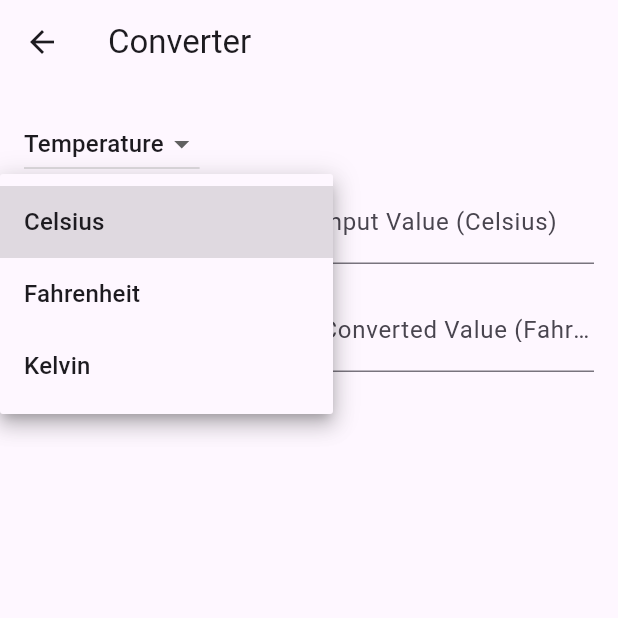
After one commit to ichlasul6702201056/trial1, a Flutter app: the CustomDrawer screen opened by its route, after a tap on "Converter", after a tap on "Celsius", on a phone screen of 412 x 824 dp, the top half of it. The commit adds this screen. Run offline on Flutter 3.47's test engine with Material 3 defaults, Android fonts, the phone set to English and light mode, and no system bars; our stand-ins replace cloud_firestore, firebase_auth, firebase_core, flutter_secure_storage, go_router, math_expressions and 1 more; accounts and stored records are empty.

Commit message:
add konverter

```diff
--- a/lib/components/custom_drawer.dart
+++ b/lib/components/custom_drawer.dart
@@ -44,6 +44,14 @@ class CustomDrawer extends StatelessWidget {
             },
           ),
           ListTile(
+            leading: Icon(Icons.view_comfy_alt_rounded),
+            title: Text('Converter'),
+            onTap: () {
+              Navigator.of(context).pop();
+              context.replace('/converter');
+            },
+          ),
+          ListTile(
             leading: Icon(Icons.contacts_rounded),
             title: Text('Contact'),
             onTap: () {
--- a/lib/main.dart
+++ b/lib/main.dart
@@ -9,6 +9,7 @@ import 'package:trial1/screens/calculator/calc_home.dart';
 import 'package:trial1/screens/chat/chat_home.dart';
 import 'package:trial1/screens/common/login.dart';
 import 'package:trial1/screens/contact/contact_home.dart';
+import 'package:trial1/screens/converter/converter_home.dart';
 import 'package:trial1/screens/login/login_main.dart';
 import 'package:trial1/screens/setting.dart';
 import 'package:trial1/screens/vid/vid_home.dart';
@@ -110,6 +111,14 @@ final GoRouter _router = GoRouter(
           },
         ),
 
+        // converter
+        GoRoute(
+          path: 'converter',
+          builder: (BuildContext context, GoRouterState state) {
+            return ConverterHome();
+          },
+        ),
+
         // contact
         GoRoute(
           path: 'contact',
--- a/lib/screens/chat/chat_home.dart
+++ b/lib/screens/chat/chat_home.dart
@@ -71,7 +71,8 @@ class _ChatHomeState extends State<ChatHome> {
       try {
         await _firestore.collection('chat').add({
           'content': _controller.text,
-          'sender': user.uid,
+          // 'sender': user.uid,
+          'sender': "anonymous",
           'time': FieldValue.serverTimestamp(),
         });
         _controller.clear();
--- /dev/null
+++ b/lib/screens/converter/converter_home.dart
@@ -0,0 +1,306 @@
+import 'package:flutter/material.dart';
+
+class ConverterHome extends StatefulWidget {
+  const ConverterHome({Key? key}) : super(key: key);
+
+  @override
+  _ConverterHomeState createState() => _ConverterHomeState();
+}
+
+class _ConverterHomeState extends State<ConverterHome> {
+  String _conversionType = 'Temperature';
+  String _fromUnit = 'Celsius';
+  String _toUnit = 'Fahrenheit';
+  double _inputValue = 0.0;
+  double _convertedValue = 0.0;
+
+  final List<String> _temperatureUnits = ['Celsius', 'Fahrenheit', 'Kelvin'];
+  final List<String> _currencyUnits = ['USD', 'EUR', 'GBP', 'JPY', 'IDR'];
+  final TextEditingController _inputController = TextEditingController();
+  final TextEditingController _outputController = TextEditingController();
+
+  void _convert({bool isInput = true}) {
+    setState(() {
+      if (_conversionType == 'Temperature') {
+        if (isInput) {
+          if (_fromUnit == 'Celsius') {
+            if (_toUnit == 'Fahrenheit') {
+              _convertedValue = (_inputValue * 9 / 5) + 32;
+            } else if (_toUnit == 'Kelvin') {
+              _convertedValue = _inputValue + 273.15;
+            }
+          } else if (_fromUnit == 'Fahrenheit') {
+            if (_toUnit == 'Celsius') {
+              _convertedValue = (_inputValue - 32) * 5 / 9;
+            } else if (_toUnit == 'Kelvin') {
+              _convertedValue = (_inputValue - 32) * 5 / 9 + 273.15;
+            }
+          } else if (_fromUnit == 'Kelvin') {
+            if (_toUnit == 'Celsius') {
+              _convertedValue = _inputValue - 273.15;
+            } else if (_toUnit == 'Fahrenheit') {
+              _convertedValue = (_inputValue - 273.15) * 9 / 5 + 32;
+            }
+          }
+          _outputController.text = _convertedValue.toString();
+        } else {
+          if (_toUnit == 'Celsius') {
+            if (_fromUnit == 'Fahrenheit') {
+              _inputValue = (_convertedValue - 32) * 5 / 9;
+            } else if (_fromUnit == 'Kelvin') {
+              _inputValue = _convertedValue - 273.15;
+            }
+          } else if (_toUnit == 'Fahrenheit') {
+            if (_fromUnit == 'Celsius') {
+              _inputValue = (_convertedValue * 9 / 5) + 32;
+            } else if (_fromUnit == 'Kelvin') {
+              _inputValue = (_convertedValue - 273.15) * 9 / 5 + 32;
+            }
+          } else if (_toUnit == 'Kelvin') {
+            if (_fromUnit == 'Celsius') {
+              _inputValue = _convertedValue + 273.15;
+            } else if (_fromUnit == 'Fahrenheit') {
+              _inputValue = (_convertedValue - 32) * 5 / 9 + 273.15;
+            }
+          }
+          _inputController.text = _inputValue.toString();
+        }
+      } else if (_conversionType == 'Currency') {
+        if (isInput) {
+          if (_fromUnit == 'USD') {
+            if (_toUnit == 'EUR') {
+              _convertedValue = _inputValue * 0.85; // Example conversion rate
+            } else if (_toUnit == 'GBP') {
+              _convertedValue = _inputValue * 0.75; // Example conversion rate
+            } else if (_toUnit == 'JPY') {
+              _convertedValue = _inputValue * 110.0; // Example conversion rate
+            } else if (_toUnit == 'IDR') {
+              _convertedValue =
+                  _inputValue * 14200.0; // Example conversion rate
+            }
+          } else if (_fromUnit == 'EUR') {
+            if (_toUnit == 'USD') {
+              _convertedValue = _inputValue * 1.18; // Example conversion rate
+            } else if (_toUnit == 'GBP') {
+              _convertedValue = _inputValue * 0.88; // Example conversion rate
+            } else if (_toUnit == 'JPY') {
+              _convertedValue = _inputValue * 129.53; // Example conversion rate
+            } else if (_toUnit == 'IDR') {
+              _convertedValue =
+                  _inputValue * 16700.0; // Example conversion rate
+            }
+          } else if (_fromUnit == 'GBP') {
+            if (_toUnit == 'USD') {
+              _convertedValue = _inputValue * 1.33; // Example conversion rate
+            } else if (_toUnit == 'EUR') {
+              _convertedValue = _inputValue * 1.14; // Example conversion rate
+            } else if (_toUnit == 'JPY') {
+              _convertedValue = _inputValue * 147.32; // Example conversion rate
+            } else if (_toUnit == 'IDR') {
+              _convertedValue =
+                  _inputValue * 19000.0; // Example conversion rate
+            }
+          } else if (_fromUnit == 'JPY') {
+            if (_toUnit == 'USD') {
+              _convertedValue = _inputValue * 0.0091; // Example conversion rate
+            } else if (_toUnit == 'EUR') {
+              _convertedValue = _inputValue * 0.0077; // Example conversion rate
+            } else if (_toUnit == 'GBP') {
+              _convertedValue = _inputValue * 0.0068; // Example conversion rate
+            } else if (_toUnit == 'IDR') {
+              _convertedValue = _inputValue * 130.0; // Example conversion rate
+            }
+          } else if (_fromUnit == 'IDR') {
+            if (_toUnit == 'USD') {
+              _convertedValue =
+                  _inputValue * 0.000070; // Example conversion rate
+            } else if (_toUnit == 'EUR') {
+              _convertedValue =
+                  _inputValue * 0.000060; // Example conversion rate
+            } else if (_toUnit == 'GBP') {
+              _convertedValue =
+                  _inputValue * 0.000053; // Example conversion rate
+            } else if (_toUnit == 'JPY') {
+              _convertedValue = _inputValue * 0.0077; // Example conversion rate
+            }
+          }
+          _outputController.text = _convertedValue.toString();
+        } else {
+          if (_toUnit == 'USD') {
+            if (_fromUnit == 'EUR') {
+              _inputValue = _convertedValue / 0.85; // Example conversion rate
+            } else if (_fromUnit == 'GBP') {
+              _inputValue = _convertedValue / 0.75; // Example conversion rate
+            } else if (_fromUnit == 'JPY') {
+              _inputValue = _convertedValue / 110.0; // Example conversion rate
+            } else if (_fromUnit == 'IDR') {
+              _inputValue =
+                  _convertedValue / 14200.0; // Example conversion rate
+            }
+          } else if (_toUnit == 'EUR') {
+            if (_fromUnit == 'USD') {
+              _inputValue = _convertedValue / 1.18; // Example conversion rate
+            } else if (_fromUnit == 'GBP') {
+              _inputValue = _convertedValue / 0.88; // Example conversion rate
+            } else if (_fromUnit == 'JPY') {
+              _inputValue = _convertedValue / 129.53; // Example conversion rate
+            } else if (_fromUnit == 'IDR') {
+              _inputValue =
+                  _convertedValue / 16700.0; // Example conversion rate
+            }
+          } else if (_toUnit == 'GBP') {
+            if (_fromUnit == 'USD') {
+              _inputValue = _convertedValue / 1.33; // Example conversion rate
+            } else if (_fromUnit == 'EUR') {
+              _inputValue = _convertedValue / 1.14; // Example conversion rate
+            } else if (_fromUnit == 'JPY') {
+              _inputValue = _convertedValue / 147.32; // Example conversion rate
+            } else if (_fromUnit == 'IDR') {
+              _inputValue =
+                  _convertedValue / 19000.0; // Example conversion rate
+            }
+          } else if (_toUnit == 'JPY') {
+            if (_fromUnit == 'USD') {
+              _inputValue = _convertedValue / 0.0091; // Example conversion rate
+            } else if (_fromUnit == 'EUR') {
+              _inputValue = _convertedValue / 0.0077; // Example conversion rate
+            } else if (_fromUnit == 'GBP') {
+              _inputValue = _convertedValue / 0.0068; // Example conversion rate
+            } else if (_fromUnit == 'IDR') {
+              _inputValue = _convertedValue / 130.0; // Example conversion rate
+            }
+          } else if (_toUnit == 'IDR') {
+            if (_fromUnit == 'USD') {
+              _inputValue =
+                  _convertedValue / 0.000070; // Example conversion rate
+            } else if (_fromUnit == 'EUR') {
+              _inputValue =
+                  _convertedValue / 0.000060; // Example conversion rate
+            } else if (_fromUnit == 'GBP') {
+              _inputValue =
+                  _convertedValue / 0.000053; // Example conversion rate
+            } else if (_fromUnit == 'JPY') {
+              _inputValue = _convertedValue / 0.0077; // Example conversion rate
+            }
+          }
+          _inputController.text = _inputValue.toString();
+        }
+      }
+    });
+  }
+
+  @override
+  Widget build(BuildContext context) {
+    return Scaffold(
+      appBar: AppBar(
+        title: Text('Converter'),
+      ),
+      body: Padding(
+        padding: const EdgeInsets.all(16.0),
+        child: Column(
+          crossAxisAlignment: CrossAxisAlignment.start,
+          children: [
+            DropdownButton<String>(
+              value: _conversionType,
+              onChanged: (String? newValue) {
+                setState(() {
+                  _conversionType = newValue!;
+                  _fromUnit =
+                      _conversionType == 'Temperature' ? 'Celsius' : 'USD';
+                  _toUnit =
+                      _conversionType == 'Temperature' ? 'Fahrenheit' : 'EUR';
+                  _inputController.clear();
+                  _outputController.clear();
+                });
+              },
+              items: <String>['Temperature', 'Currency']
+                  .map<DropdownMenuItem<String>>((String value) {
+                return DropdownMenuItem<String>(
+                  value: value,
+                  child: Text(value),
+                );
+              }).toList(),
+            ),
+            Row(
+              children: [
+                Expanded(
+                  child: DropdownButton<String>(
+                    value: _fromUnit,
+                    onChanged: (String? newValue) {
+                      setState(() {
+                        _fromUnit = newValue!;
+                        _inputController.clear();
+                        _outputController.clear();
+                      });
+                    },
+                    items: (_conversionType == 'Temperature'
+                            ? _temperatureUnits
+                            : _currencyUnits)
+                        .map<DropdownMenuItem<String>>((String value) {
+                      return DropdownMenuItem<String>(
+                        value: value,
+                        child: Text(value),
+                      );
+                    }).toList(),
+                  ),
+                ),
+                SizedBox(width: 16),
+                Expanded(
+                  child: TextField(
+                    controller: _inputController,
+                    keyboardType: TextInputType.number,
+                    decoration:
+                        InputDecoration(labelText: 'Input Value ($_fromUnit)'),
+                    onSubmitted: (String value) {
+                      _inputValue = double.tryParse(value) ?? 0.0;
+                      _convert(isInput: true);
+                    },
+                  ),
+                ),
+              ],
+            ),
+            SizedBox(height: 16),
+            Row(
+              children: [
+                Expanded(
+                  child: DropdownButton<String>(
+                    value: _toUnit,
+                    onChanged: (String? newValue) {
+                      setState(() {
+                        _toUnit = newValue!;
+                        _inputController.clear();
+                        _outputController.clear();
+                      });
+                    },
+                    items: (_conversionType == 'Temperature'
+                            ? _temperatureUnits
+                            : _currencyUnits)
+                        .map<DropdownMenuItem<String>>((String value) {
+                      return DropdownMenuItem<String>(
+                        value: value,
+                        child: Text(value),
+                      );
+                    }).toList(),
+                  ),
+                ),
+                SizedBox(width: 16),
+                Expanded(
+                  child: TextField(
+                    controller: _outputController,
+                    keyboardType: TextInputType.number,
+                    decoration: InputDecoration(
+                        labelText: 'Converted Value ($_toUnit)'),
+                    onSubmitted: (String value) {
+                      _convertedValue = double.tryParse(value) ?? 0.0;
+                      _convert(isInput: false);
+                    },
+                  ),
+                ),
+              ],
+            ),
+          ],
+        ),
+      ),
+    );
+  }
+}
```
Also changed, not shown: 6 other files.
